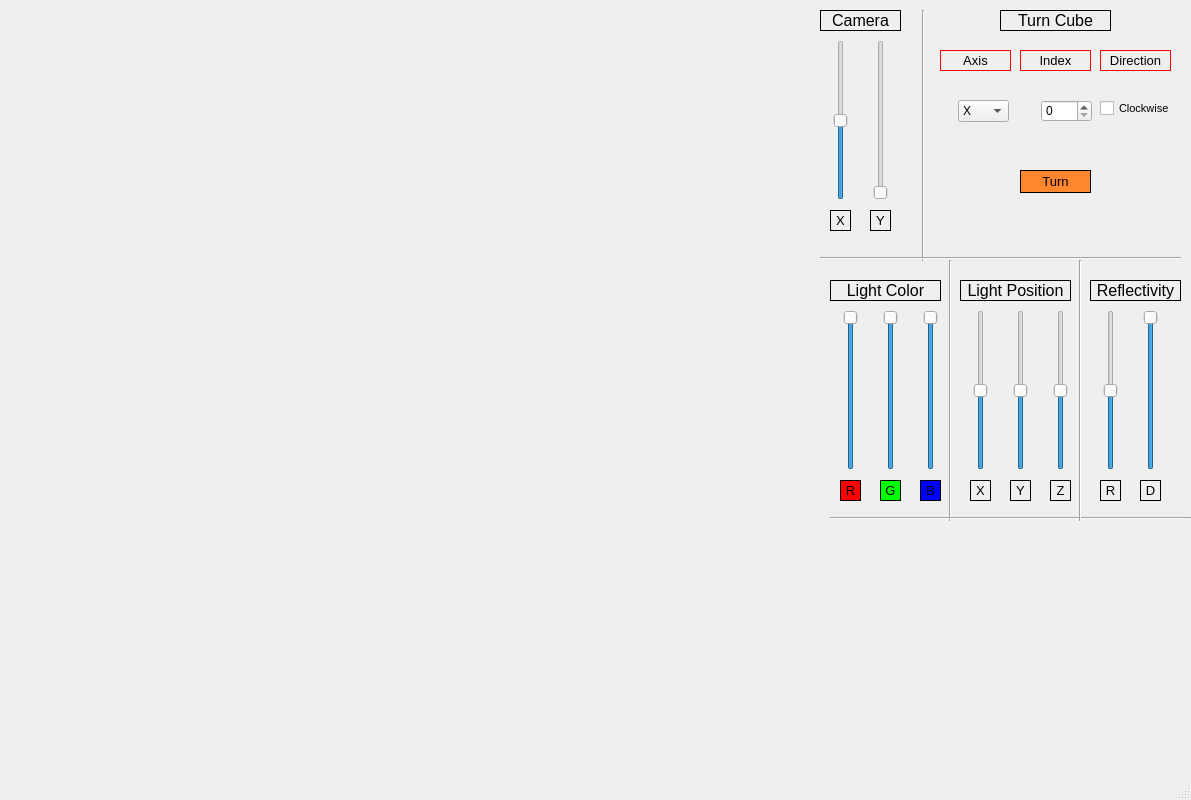
Before: the Qt Designer form ui.ui in Holodome/RCPyQt, drawn with Qt 5.
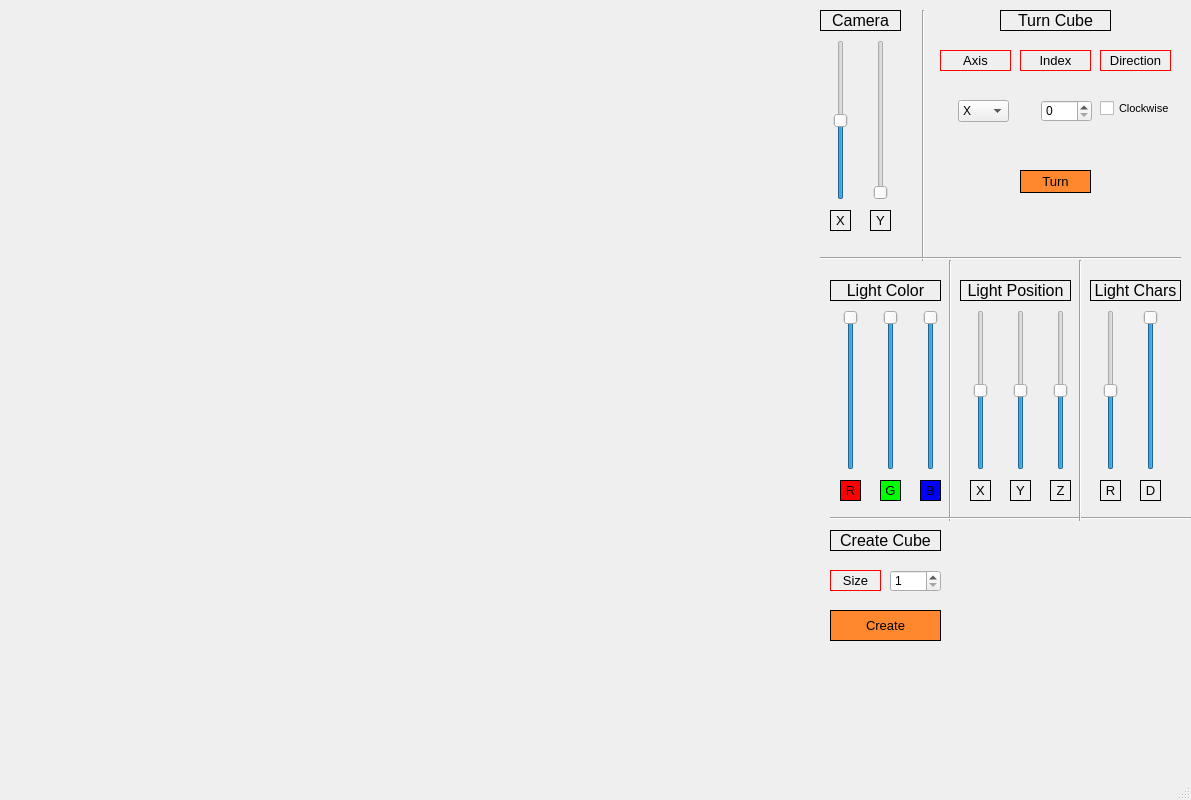
After: the same form once the commit is applied.

Commit message: Add cube creation in runtime and fixed cube size

Patch:
```diff
--- a/ui.ui
+++ b/ui.ui
@@ -752,7 +752,7 @@
                     <enum>QFrame::Plain</enum>
                 </property>
                 <property name="text">
-                    <string>Reflectivity</string>
+                    <string>Light Chars</string>
                 </property>
                 <property name="alignment">
                     <set>Qt::AlignCenter</set>
@@ -850,6 +850,97 @@
                     <set>Qt::AlignCenter</set>
                 </property>
             </widget>
+            <widget class="QPushButton" name="b_CreateCube">
+                <property name="geometry">
+                    <rect>
+                        <x>830</x>
+                        <y>610</y>
+                        <width>111</width>
+                        <height>31</height>
+                    </rect>
+                </property>
+                <property name="font">
+                    <font>
+                        <pointsize>10</pointsize>
+                    </font>
+                </property>
+                <property name="styleSheet">
+                    <string notr="true">background-color: rgb(255, 135, 45); border: 1px solid black</string>
+                </property>
+                <property name="text">
+                    <string>Create</string>
+                </property>
+            </widget>
+            <widget class="QSpinBox" name="sb_SizeSelector">
+                <property name="geometry">
+                    <rect>
+                        <x>890</x>
+                        <y>570</y>
+                        <width>51</width>
+                        <height>22</height>
+                    </rect>
+                </property>
+                <property name="minimum">
+                    <number>1</number>
+                </property>
+            </widget>
+            <widget class="QLabel" name="label_19">
+                <property name="geometry">
+                    <rect>
+                        <x>830</x>
+                        <y>530</y>
+                        <width>111</width>
+                        <height>21</height>
+                    </rect>
+                </property>
+                <property name="font">
+                    <font>
+                        <pointsize>12</pointsize>
+                    </font>
+                </property>
+                <property name="frameShape">
+                    <enum>QFrame::Box</enum>
+                </property>
+                <property name="frameShadow">
+                    <enum>QFrame::Plain</enum>
+                </property>
+                <property name="text">
+                    <string>Create Cube</string>
+                </property>
+                <property name="alignment">
+                    <set>Qt::AlignCenter</set>
+                </property>
+            </widget>
+            <widget class="QLabel" name="label_20">
+                <property name="geometry">
+                    <rect>
+                        <x>830</x>
+                        <y>570</y>
+                        <width>51</width>
+                        <height>21</height>
+                    </rect>
+                </property>
+                <property name="font">
+                    <font>
+                        <pointsize>10</pointsize>
+                    </font>
+                </property>
+                <property name="styleSheet">
+                    <string notr="true">border: 1px solid red</string>
+                </property>
+                <property name="frameShape">
+                    <enum>QFrame::Box</enum>
+                </property>
+                <property name="frameShadow">
+                    <enum>QFrame::Plain</enum>
+                </property>
+                <property name="text">
+                    <string>Size</string>
+                </property>
+                <property name="alignment">
+                    <set>Qt::AlignCenter</set>
+                </property>
+            </widget>
         </widget>
         <widget class="QMenuBar" name="menubar">
             <property name="geometry">
```
The commit also changes 3 other files.
